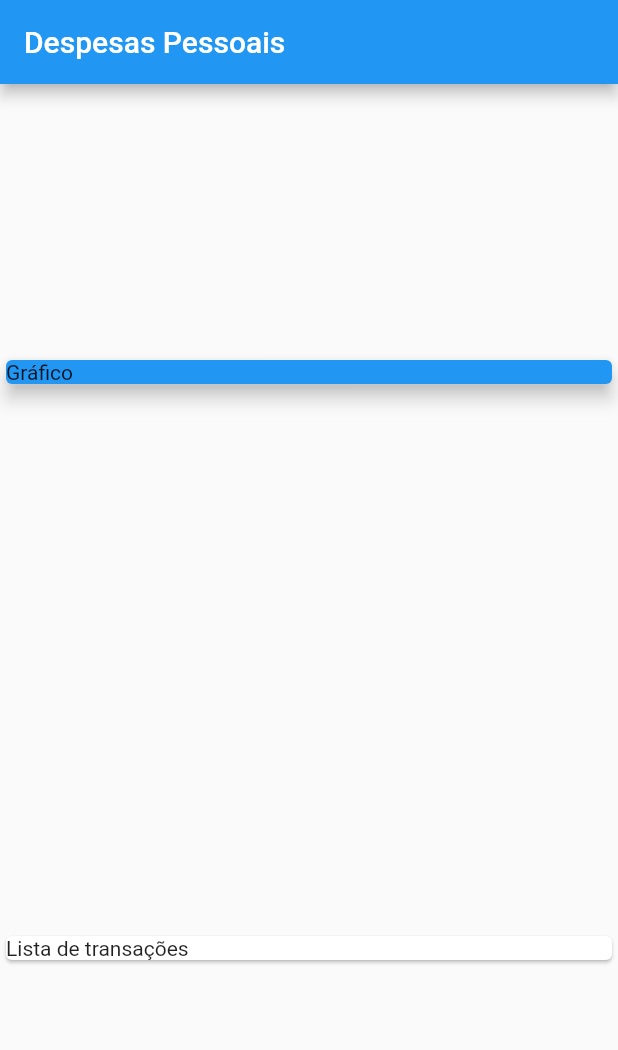
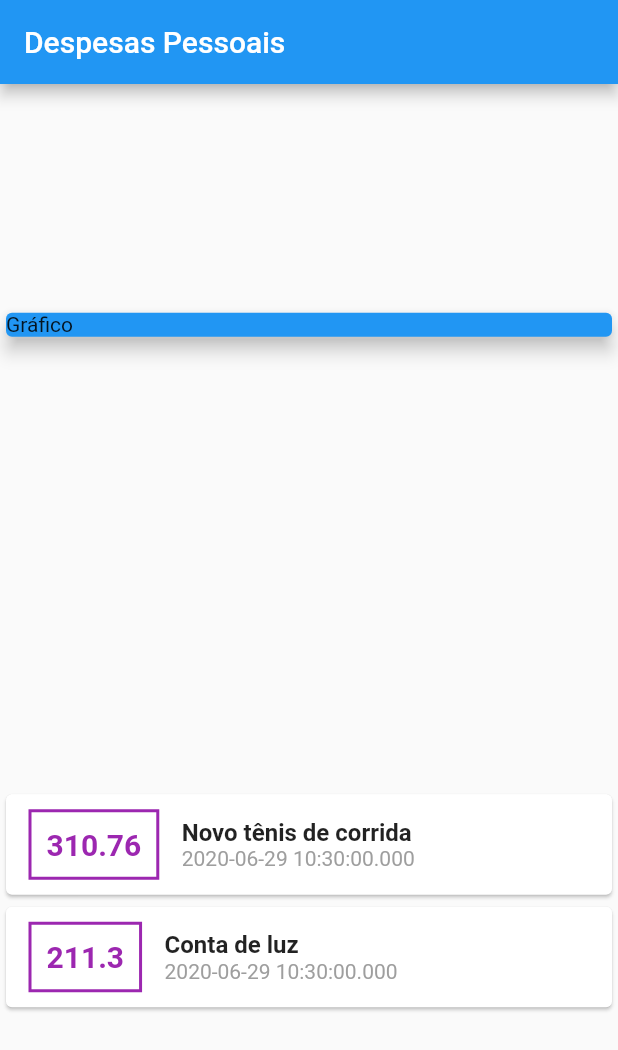
Before and after one commit to evandroags/expenses, a Flutter app: the screen it shows after launch, on a phone screen of 412 x 824 dp. Shown: the top 1050 px of the screen. Run offline on Flutter 3.47's test engine with Material 2 defaults, Android fonts, the phone set to English and light mode, and no system bars.

```diff
--- a/lib/main.dart
+++ b/lib/main.dart
@@ -13,7 +13,7 @@ class ExpensesApp extends StatelessWidget {
 }
 
 class MyHomePage extends StatelessWidget {
-  final _transaction = [
+  final _transactions = [
     Transaction(
       id: 't1',
       title: 'Novo tênis de corrida',
@@ -45,8 +45,50 @@ class MyHomePage extends StatelessWidget {
                 elevation: 5,
               ),
             ),
-            Card(
-              child: Text('Lista de transações'),
+            Column(
+              children: _transactions.map((tr) {
+                return Card(
+                    child: Row(
+                  children: <Widget>[
+                    Container(
+                      margin:
+                          EdgeInsets.symmetric(horizontal: 15, vertical: 10),
+                      decoration: BoxDecoration(
+                          border: Border.all(
+                        color: Colors.purple,
+                        width: 2,
+                      )),
+                      padding: EdgeInsets.all(10),
+                      child: Text(
+                        tr.value.toString(),
+                        style: TextStyle(
+                          fontWeight: FontWeight.bold,
+                          fontSize: 20,
+                          color: Colors.purple,
+                        ),
+                      ),
+                    ),
+                    Column(
+                      crossAxisAlignment: CrossAxisAlignment.start,
+                      children: <Widget>[
+                        Text(
+                          tr.title,
+                          style: TextStyle(
+                            fontWeight: FontWeight.bold,
+                            fontSize: 16,
+                          ),
+                        ),
+                        Text(
+                          tr.date.toString(),
+                          style: TextStyle(
+                            color: Colors.grey,
+                          ),
+                        ),
+                      ],
+                    )
+                  ],
+                ));
+              }).toList(),
             )
           ],
         ));
--- /dev/null
+++ b/lib/models/transaction.dart
@@ -0,0 +1,15 @@
+import 'package:flutter/foundation.dart'; //Necessario para usar o @required
+
+class Transaction {
+  final String id;
+  final String title;
+  final double value;
+  final DateTime date;
+
+  Transaction({
+    @required this.id,
+    @required this.title,
+    @required this.value,
+    @required this.date,
+  });
+}
```
